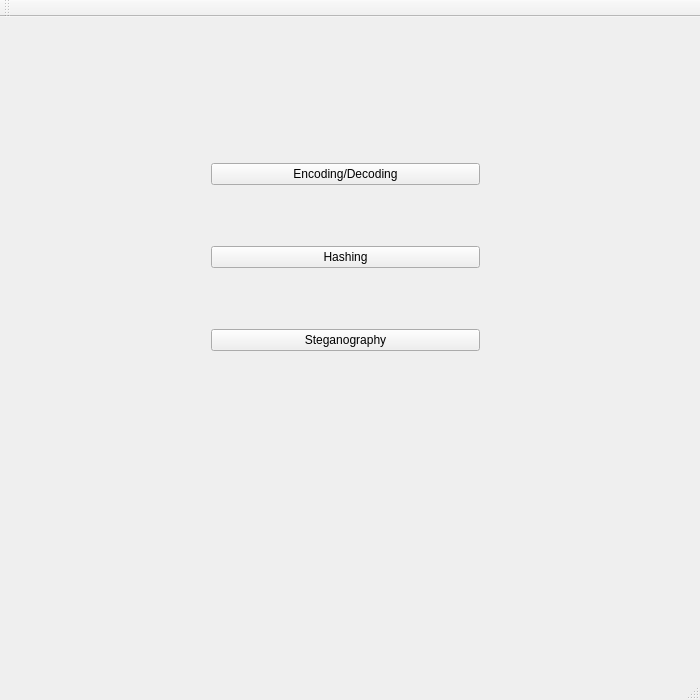
First picture: the form in Security_Project/mainwindow.ui, repository Surya-Pushpa/Mini_Security_Toolkit, before the edit.
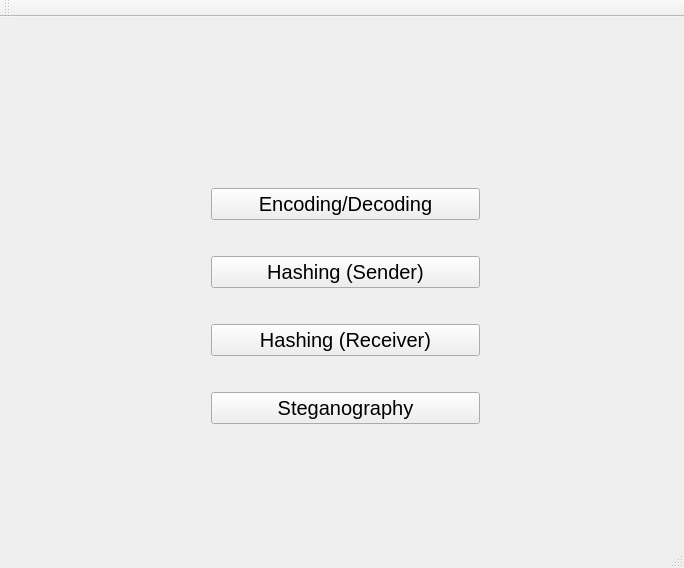
Second picture: the form after the edit.

Commit message: Implemented all common Hashing Algorithms Implemented Hashing_receiver and Hashing_sender modules

```diff
--- a/Security_Project/mainwindow.ui
+++ b/Security_Project/mainwindow.ui
@@ -6,8 +6,8 @@
    <rect>
     <x>0</x>
     <y>0</y>
-    <width>700</width>
-    <height>700</height>
+    <width>684</width>
+    <height>568</height>
    </rect>
   </property>
   <property name="windowTitle">
@@ -18,7 +18,7 @@
     <property name="geometry">
      <rect>
       <x>200</x>
-      <y>80</y>
+      <y>130</y>
       <width>291</width>
       <height>321</height>
      </rect>
@@ -26,6 +26,11 @@
     <layout class="QVBoxLayout" name="verticalLayout">
      <item>
       <widget class="QPushButton" name="encoding">
+       <property name="font">
+        <font>
+         <pointsize>15</pointsize>
+        </font>
+       </property>
        <property name="text">
         <string>Encoding/Decoding</string>
        </property>
@@ -33,13 +38,35 @@
      </item>
      <item>
       <widget class="QPushButton" name="hashing">
+       <property name="font">
+        <font>
+         <pointsize>15</pointsize>
+        </font>
+       </property>
        <property name="text">
-        <string>Hashing</string>
+        <string>Hashing (Sender)</string>
+       </property>
+      </widget>
+     </item>
+     <item>
+      <widget class="QPushButton" name="hashing_2">
+       <property name="font">
+        <font>
+         <pointsize>15</pointsize>
+        </font>
+       </property>
+       <property name="text">
+        <string>Hashing (Receiver)</string>
        </property>
       </widget>
      </item>
      <item>
       <widget class="QPushButton" name="steg">
+       <property name="font">
+        <font>
+         <pointsize>15</pointsize>
+        </font>
+       </property>
        <property name="text">
         <string>Steganography</string>
        </property>
```
Left out of the diff: 4 changed lines with no effect on the pictures. The commit also changes 19 other files.
